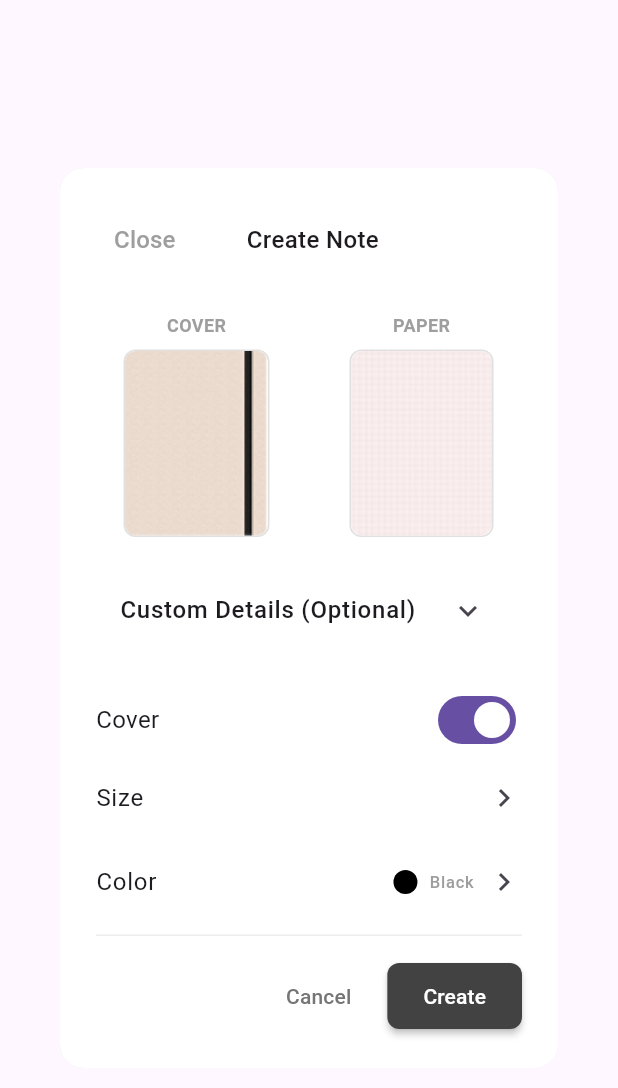
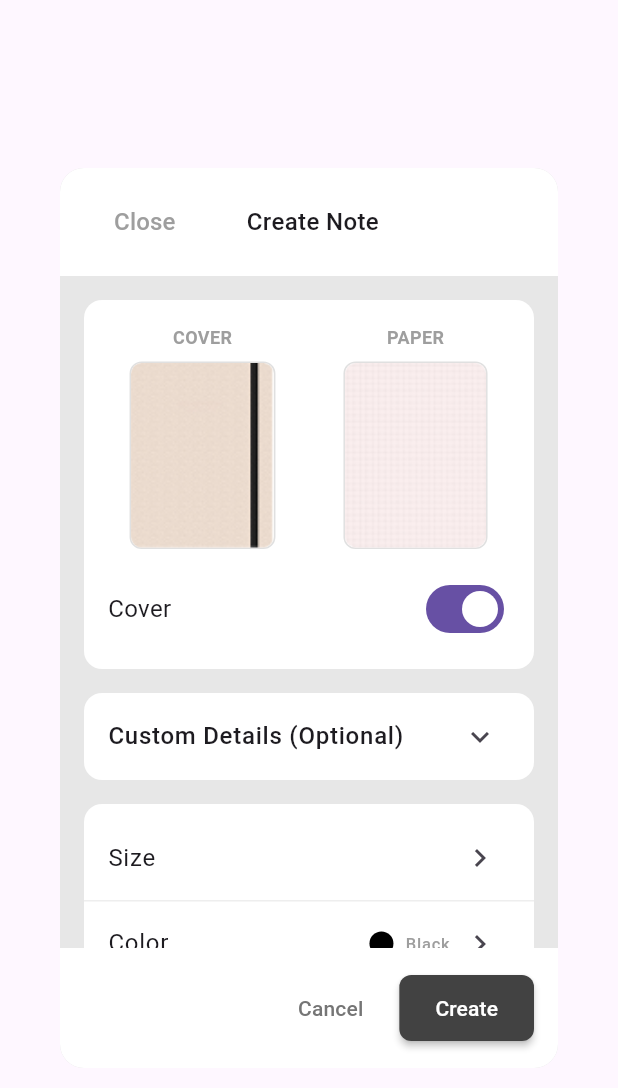
Before and after one commit to Nammaqa/ob-mobile-app, a Flutter app: the CreateNoteDialog widget shown alone on an empty page, opened directly, on a phone screen of 412 x 824 dp. Shown: the top 1088 px of the screen. Run offline on Flutter 3.47's test engine with Material 3 defaults, Android fonts, the phone set to English and light mode, and no system bars; our stand-ins replace cloud_firestore, firebase_auth, firebase_core, image_picker, shared_preferences; missing offline and left inert: syncfusion_flutter_pdfviewer; accounts and stored records are empty; network calls fail.

Commit message:
create note dialog update according to figma

```diff
--- a/lib/components/create_note_dialog.dart
+++ b/lib/components/create_note_dialog.dart
@@ -215,7 +215,7 @@ class _CreateNoteDialogState extends State<CreateNoteDialog> {
     return _templates.where((template) => template.visibility == 'premium').toList();
   }
 
-  Widget _buildTemplateCard(Template template) {
+  Widget _buildTemplateCard(Template template, {double width = 100}) {
     final isSelected = _selectedTemplate?.id == template.id;
 
     return GestureDetector(
@@ -225,7 +225,7 @@ class _CreateNoteDialogState extends State<CreateNoteDialog> {
         });
       },
       child: Container(
-        width: 100,
+        width: width,
         margin: const EdgeInsets.only(right: 12),
         decoration: BoxDecoration(
           border: Border.all(
@@ -346,15 +346,24 @@ class _CreateNoteDialogState extends State<CreateNoteDialog> {
       child: Container(
         width: 500,
         height: 600,
-        padding: const EdgeInsets.all(24),
         decoration: BoxDecoration(
-          color: Colors.white,
+          color: const Color(0xFFE7E7E7), // Grey background
           borderRadius: BorderRadius.circular(16),
         ),
         child: Column(
           children: [
-            // Fixed Header
-            Row(
+            // White Header Section
+            Container(
+              width: double.infinity,
+              padding: const EdgeInsets.symmetric(horizontal: 24, vertical: 12),
+              decoration: const BoxDecoration(
+                color: Colors.white,
+                borderRadius: BorderRadius.only(
+                  topLeft: Radius.circular(16),
+                  topRight: Radius.circular(16),
+                ),
+              ),
+              child: Row(
                 mainAxisAlignment: MainAxisAlignment.spaceBetween,
                 children: [
                   TextButton(
@@ -377,16 +386,26 @@ class _CreateNoteDialogState extends State<CreateNoteDialog> {
                   const SizedBox(width: 60), // Balance the header
                 ],
               ),
+            ),
 
-            // Scrollable Content
+            // Scrollable Content with Grey Background
             Expanded(
               child: SingleChildScrollView(
                 physics: const BouncingScrollPhysics(),
-                padding: const EdgeInsets.only(top: 24, bottom: 16),
+                padding: const EdgeInsets.all(16),
                 child: Column(
                   crossAxisAlignment: CrossAxisAlignment.start,
                   children: [
-                    // Cover/Paper toggle section
+                    // Cover/Paper toggle section in white container
+                    Container(
+                      width: double.infinity,
+                      padding: const EdgeInsets.all(16),
+                      decoration: BoxDecoration(
+                        color: Colors.white,
+                        borderRadius: BorderRadius.circular(12),
+                      ),
+                      child: Column(
+                        children: [
                           Container(
                             height: 150,
                             child: Row(
@@ -485,11 +504,39 @@ class _CreateNoteDialogState extends State<CreateNoteDialog> {
                               ],
                             ),
                           ),
+                          const SizedBox(height: 16),
+                          // Cover toggle
+                          Row(
+                            mainAxisAlignment: MainAxisAlignment.spaceBetween,
+                            children: [
+                              const Text(
+                                'Cover',
+                                style: TextStyle(fontSize: 16),
+                              ),
+                              Switch(
+                                value: _showCover,
+                                onChanged: (value) {
+                                  setState(() {
+                                    _showCover = value;
+                                  });
+                                },
+                              ),
+                            ],
+                          ),
+                        ],
+                      ),
+                    ),
 
-                    const SizedBox(height: 20),
+                    const SizedBox(height: 16),
 
-                    // Name and Description Fields (Optional)
-                    ExpansionTile(
+                    // Custom Details Container
+                    Container(
+                      width: double.infinity,
+                      decoration: BoxDecoration(
+                        color: Colors.white,
+                        borderRadius: BorderRadius.circular(12),
+                      ),
+                      child: ExpansionTile(
                         title: const Text(
                           'Custom Details (Optional)',
                           style: TextStyle(
@@ -597,41 +644,31 @@ class _CreateNoteDialogState extends State<CreateNoteDialog> {
                           ),
                         ],
                       ),
-
-                    const SizedBox(height: 20),
-
-                    // Cover toggle
-                    Row(
-                      mainAxisAlignment: MainAxisAlignment.spaceBetween,
-                      children: [
-                        const Text(
-                          'Cover',
-                          style: TextStyle(fontSize: 16),
-                        ),
-                        Switch(
-                          value: _showCover,
-                          onChanged: (value) {
-                            setState(() {
-                              _showCover = value;
-                            });
-                          },
-                        ),
-                      ],
                     ),
 
+                    const SizedBox(height: 16),
+
+                    // Size and Color Container
+                    Container(
+                      width: double.infinity,
+                      padding: const EdgeInsets.symmetric(vertical: 8),
+                      decoration: BoxDecoration(
+                        color: Colors.white,
+                        borderRadius: BorderRadius.circular(12),
+                      ),
+                      child: Column(
+                        children: [
                           // Size option
                           ListTile(
-                      contentPadding: EdgeInsets.zero,
                             title: const Text('Size'),
                             trailing: const Icon(Icons.chevron_right),
                             onTap: () {
                               // Handle size selection
                             },
                           ),
-
+                          Divider(height: 1, color: Colors.grey[200]),
                           // Color option
                           ListTile(
-                      contentPadding: EdgeInsets.zero,
                             title: const Text('Color'),
                             trailing: Row(
                               mainAxisSize: MainAxisSize.min,
@@ -657,10 +694,23 @@ class _CreateNoteDialogState extends State<CreateNoteDialog> {
                               // Handle color selection
                             },
                           ),
+                        ],
+                      ),
+                    ),
 
-                    const SizedBox(height: 20),
+                    const SizedBox(height: 16),
 
-                    // Paper Templates
+                    // Paper Templates Container
+                    Container(
+                      width: double.infinity,
+                      padding: const EdgeInsets.all(16),
+                      decoration: BoxDecoration(
+                        color: Colors.white,
+                        borderRadius: BorderRadius.circular(12),
+                      ),
+                      child: Column(
+                        crossAxisAlignment: CrossAxisAlignment.start,
+                        children: [
                           const Text(
                             'Paper Templates',
                             style: TextStyle(
@@ -668,9 +718,7 @@ class _CreateNoteDialogState extends State<CreateNoteDialog> {
                               fontWeight: FontWeight.bold,
                             ),
                           ),
-
                           const SizedBox(height: 16),
-
                           // Templates content
                           _isLoading
                               ? const Center(
@@ -723,14 +771,18 @@ class _CreateNoteDialogState extends State<CreateNoteDialog> {
                                     physics: const BouncingScrollPhysics(),
                                     itemCount: _plannerTemplates.length,
                                     itemBuilder: (context, index) {
-                                return _buildTemplateCard(_plannerTemplates[index]);
+                                      return _buildTemplateCard(_plannerTemplates[index], width: 140);
                                     },
                                   ),
                                 ),
-                          const SizedBox(height: 40), // Extra bottom padding
                               ],
                             ],
                           ),
+                        ],
+                      ),
+                    ),
+
+                    const SizedBox(height: 20), // Bottom spacing
                   ],
                 ),
               ),
@@ -738,10 +790,13 @@ class _CreateNoteDialogState extends State<CreateNoteDialog> {
 
             // Fixed Action Buttons at bottom
             Container(
-              padding: const EdgeInsets.only(top: 16),
-              decoration: BoxDecoration(
-                border: Border(
-                  top: BorderSide(color: Colors.grey[200]!),
+              width: double.infinity,
+              padding: const EdgeInsets.all(16),
+              decoration: const BoxDecoration(
+                color: Colors.white,
+                borderRadius: BorderRadius.only(
+                  bottomLeft: Radius.circular(16),
+                  bottomRight: Radius.circular(16),
                 ),
               ),
               child: Row(
```
Lines whose indentation alone changed are shown as unchanged.
